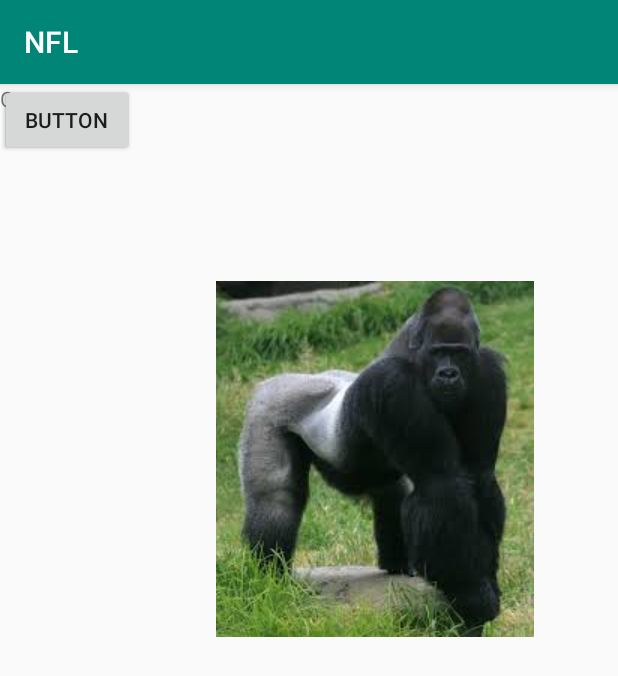
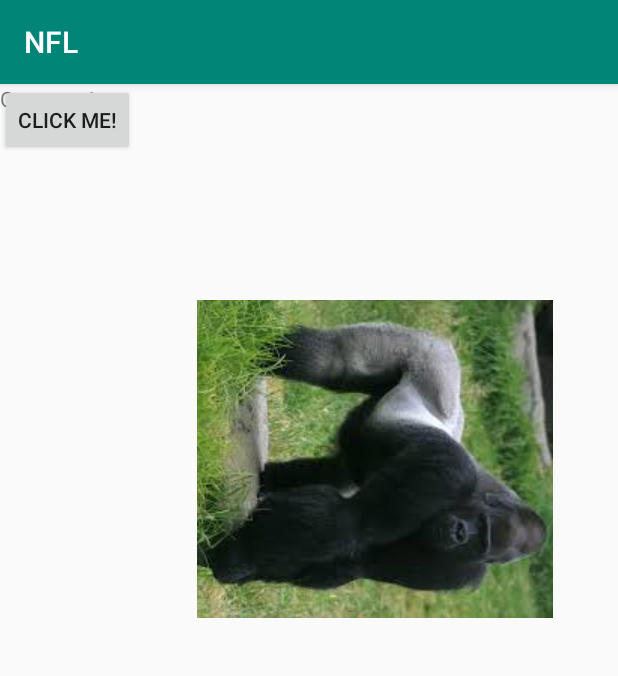
Before and after one commit to yiftachnachman/AndroidDevApp, an Android app: the MainActivity screen opened directly, with no data from a screen before it, after a tap on "CLICK ME!", on a phone screen of 412 x 824 dp. Shown: the top 676 px of the screen. Run offline under Robolectric (Android 15) with nearby library versions, the phone set to English and light mode, and no system bars; libraries missing offline, so code that uses them is left out: me.ibrahimsn.library; 2 statements that could not run were skipped.

Commit message:
Checkin 4 and 5

```diff
--- a/app/src/main/AndroidManifest.xml
+++ b/app/src/main/AndroidManifest.xml
@@ -9,7 +9,7 @@
         android:roundIcon="@drawable/nfl"
         android:supportsRtl="true"
         android:theme="@style/AppTheme" >
-        <activity android:name=".LoginActivity">
+        <activity android:name=".view.LoginActivity">
             <intent-filter>
                 <action android:name="android.intent.action.MAIN" />
 
@@ -17,7 +17,7 @@
             </intent-filter>
         </activity>
 
-        <activity android:name=".MainActivity"></activity>
+        <activity android:name=".view.MainActivity"></activity>
     </application>
 
 </manifest>
--- /dev/null
+++ b/app/src/main/java/com/example/myapplication/CountRepository.kt
@@ -0,0 +1,27 @@
+package com.example.myapplication
+import androidx.lifecycle.LiveData
+import androidx.lifecycle.Transformations
+import android.content.Context
+import android.content.SharedPreferences
+import me.ibrahimsn.library.LiveSharedPreferences
+
+class CountRepository(context: Context) {
+    private val preferences: SharedPreferences
+    private val liveSharedPreferences: LiveSharedPreferences
+
+    init {
+        preferences = context.getSharedPreferences(PREFS, Context.MODE_PRIVATE)
+        liveSharedPreferences = LiveSharedPreferences(preferences)
+    }
+
+    fun setUserCount(name: String, count: Long) {
+        preferences.edit().putLong(name, count).apply()
+    }
+
+    fun getUserCount(name: String): LiveData<Long> =
+        Transformations.map(liveSharedPreferences.listenMultiple(listOf(name),0L)) {it[name]}
+
+    companion object {
+        private const val PREFS = "clickCounts"
+    }
+}
--- a/app/src/main/java/com/example/myapplication/MainActivity.kt
+++ /dev/null
@@ -1,60 +0,0 @@
-package com.example.myapplication
-
-import android.os.Bundle
-import com.google.android.material.snackbar.Snackbar
-import androidx.appcompat.app.AppCompatActivity
-import android.view.Menu
-import android.view.MenuItem
-import android.content.Context
-import android.os.PersistableBundle
-import android.view.View
-import com.example.myapplication.util.rotate90
-import com.example.myapplication.util.toggleVisibility
-import kotlinx.android.synthetic.main.activity_main.*
-
-class MainActivity : AppCompatActivity() {
-    private var gcounter: Long = 0
-    fun getStore() = getPreferences(Context.MODE_PRIVATE)
-    var G_COUNTER_KEY: String = ""
-
-    override fun onCreate(savedInstanceState: Bundle?) {
-        super.onCreate(savedInstanceState)
-        setContentView(R.layout.activity_main)
-
-        val name = intent.extras?.get("username").toString().trim()
-        G_COUNTER_KEY = name
-
-        if (savedInstanceState != null) {
-            updateCounter(savedInstanceState.getLong(G_COUNTER_KEY, 0))
-        } else if (getStore().contains(G_COUNTER_KEY)){
-                updateCounter(getStore().getLong(G_COUNTER_KEY, 0))
-        }
-
-        myButton.setOnClickListener {
-            gcounter++
-            myCounter.text = "Counter: " + gcounter.toString()
-            myImage.rotate90()
-        }
-    }
-    private fun updateCounter(count: Long){
-        gcounter = count
-        myCounter.text = gcounter.toString()
-    }
-
-    override fun onPause() {
-        super.onPause()
-        getStore().edit().putLong(G_COUNTER_KEY, gcounter).apply()
-    }
-    override fun onSaveInstanceState(outState: Bundle?) {
-        outState?.run {
-            putLong(G_COUNTER_KEY, gcounter)
-        }
-
-        super.onSaveInstanceState(outState)
-
-    }
-
-    //companion object {
-      //  private const val G_COUNTER_KEY = "GCounterKey"
-    //}
-}
--- a/app/src/main/java/com/example/myapplication/LoginActivity.kt
+++ b/app/src/main/java/com/example/myapplication/view/LoginActivity.kt
@@ -1,10 +1,11 @@
-package com.example.myapplication
+package com.example.myapplication.view
 
 import android.content.Intent
 import android.os.Bundle
 import androidx.appcompat.app.AppCompatActivity
 import android.text.Editable
 import android.text.TextWatcher
+import com.example.myapplication.R
 import kotlinx.android.synthetic.main.activity_login.*
 
 class LoginActivity : AppCompatActivity() {
--- /dev/null
+++ b/app/src/main/java/com/example/myapplication/view/MainActivity.kt
@@ -0,0 +1,60 @@
+package com.example.myapplication.view
+
+import android.os.Bundle
+import androidx.appcompat.app.AppCompatActivity
+import android.content.Context
+import androidx.lifecycle.ViewModelProviders
+import com.example.myapplication.R
+import com.example.myapplication.util.rotate90
+import com.example.myapplication.viewmodel.CountViewModel
+import kotlinx.android.synthetic.main.activity_main.*
+
+class MainActivity : AppCompatActivity() {
+    private lateinit var countViewModel: CountViewModel
+    private var gcounter: Long = 0
+    private fun getUserName() = intent.extras?.get("username").toString().trim()
+//    fun getStore() = getPreferences(Context.MODE_PRIVATE)
+//    var G_COUNTER_KEY: String = ""
+
+    override fun onCreate(savedInstanceState: Bundle?) {
+        super.onCreate(savedInstanceState)
+        setContentView(R.layout.activity_main)
+
+//        val name = intent.extras?.get("username").toString().trim()
+//        G_COUNTER_KEY = name
+//
+//        if (savedInstanceState != null) {
+//            updateCounter(savedInstanceState.getLong(G_COUNTER_KEY, 0))
+//        } else if (getStore().contains(G_COUNTER_KEY)){
+//            updateCounter(getStore().getLong(G_COUNTER_KEY, 0))
+//        }
+
+        countViewModel = ViewModelProviders.of(this).get(CountViewModel::class.java)
+        countViewModel.getUserCount(getUserName()).observe(this,
+            androidx.lifecycle.Observer {updateCounter(it) })
+
+        myButton.setOnClickListener {
+            gcounter++
+            myCounter.text = "Counter: " + gcounter.toString()
+            myImage.rotate90()
+        }
+    }
+    private fun updateCounter(count: Long){
+        gcounter = count
+        myCounter.text = gcounter.toString()
+    }
+
+//    override fun onPause() {
+//        super.onPause()
+//        getStore().edit().putLong(G_COUNTER_KEY, gcounter).apply()
+//    }
+//    override fun onSaveInstanceState(outState: Bundle?) {
+//        outState?.run {
+//            putLong(G_COUNTER_KEY, gcounter)
+//        }
+//
+//        super.onSaveInstanceState(outState)
+//
+//    }
+
+}
--- /dev/null
+++ b/app/src/main/java/com/example/myapplication/viewmodel/CountViewModel.kt
@@ -0,0 +1,13 @@
+package com.example.myapplication.viewmodel
+
+import android.app.Application
+import androidx.lifecycle.AndroidViewModel
+import com.example.myapplication.CountRepository
+
+class CountViewModel(application: Application) : AndroidViewModel(application) {
+    private val repository = CountRepository(application.applicationContext)
+
+    fun getUserCount(name: String) = repository.getUserCount(name)
+
+    fun setUserCount(name: String, count: Long) = repository.setUserCount(name,count)
+}
--- a/app/src/main/res/layout/activity_main.xml
+++ b/app/src/main/res/layout/activity_main.xml
@@ -5,7 +5,7 @@
     xmlns:tools="http://schemas.android.com/tools"
     android:layout_width="match_parent"
     android:layout_height="match_parent"
-    tools:context=".MainActivity">
+    tools:context=".view.MainActivity">
 
     <TextView
         android:id="@+id/myCounter"
@@ -16,7 +16,7 @@
         app:layout_constraintLeft_toLeftOf="parent"
         app:layout_constraintRight_toRightOf="parent"
         app:layout_constraintTop_toTopOf="parent"
-        app:layout_constraintVertical_chainStyle="spread"
+        app:layout_constraintVertical_chainStyle="spread_inside"
         />
 
     <ImageView
@@ -35,16 +35,16 @@
         android:layout_width="wrap_content"
         android:layout_height="wrap_content"
         android:text="Click Me!"
-        app:layout_constraintBottom_toBottomOf="parent"
+        app:layout_constraintBottom_toBottomOf="@id/myCounter"
         app:layout_constraintLeft_toLeftOf="parent"
         app:layout_constraintRight_toRightOf="parent"
         app:layout_constraintTop_toTopOf="parent"
         tools:visibility="visible" />
 
-    <Button
-        android:id="@+id/button"
-        android:layout_width="wrap_content"
-        android:layout_height="wrap_content"
-        android:text="Button" />
+<!--    <Button-->
+<!--        android:id="@+id/button"-->
+<!--        android:layout_width="wrap_content"-->
+<!--        android:layout_height="wrap_content"-->
+<!--        android:text="Button" />-->
 
 </androidx.coordinatorlayout.widget.CoordinatorLayout>
--- a/app/src/main/res/layout/content_main.xml
+++ b/app/src/main/res/layout/content_main.xml
@@ -7,4 +7,4 @@
     android:layout_height="match_parent"
     app:layout_behavior="@string/appbar_scrolling_view_behavior"
     tools:showIn="@layout/activity_main"
-    tools:context=".MainActivity"/>
+    tools:context=".view.MainActivity"/>
--- a/app/src/main/res/menu/menu_main.xml
+++ b/app/src/main/res/menu/menu_main.xml
@@ -1,7 +1,7 @@
 <menu xmlns:android="http://schemas.android.com/apk/res/android"
     xmlns:app="http://schemas.android.com/apk/res-auto"
     xmlns:tools="http://schemas.android.com/tools"
-    tools:context="com.example.myapplication.MainActivity" >
+    tools:context="com.example.myapplication.view.MainActivity" >
     <item android:id="@+id/action_settings"
         android:title="@string/action_settings"
         android:orderInCategory="100"
--- a/build.gradle
+++ b/build.gradle
@@ -19,6 +19,7 @@ allprojects {
     repositories {
         google()
         jcenter()
+        maven {url 'https://jitpack.io'}
 
     }
 }
```
Also changed, not shown: app/build.gradle (+8 -0 lines).
